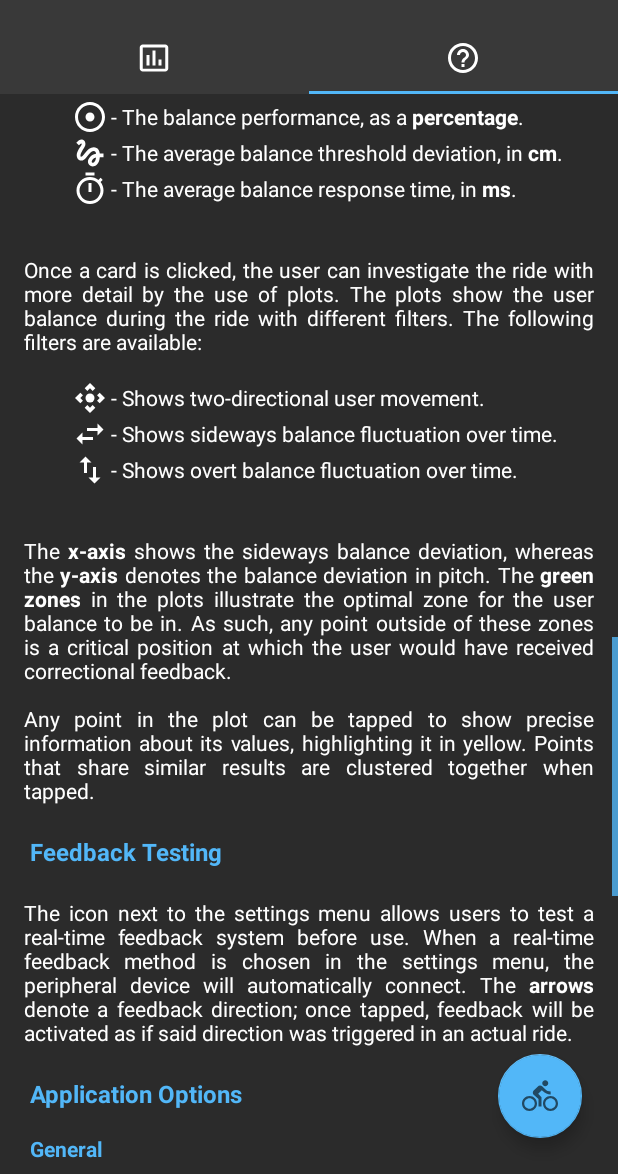
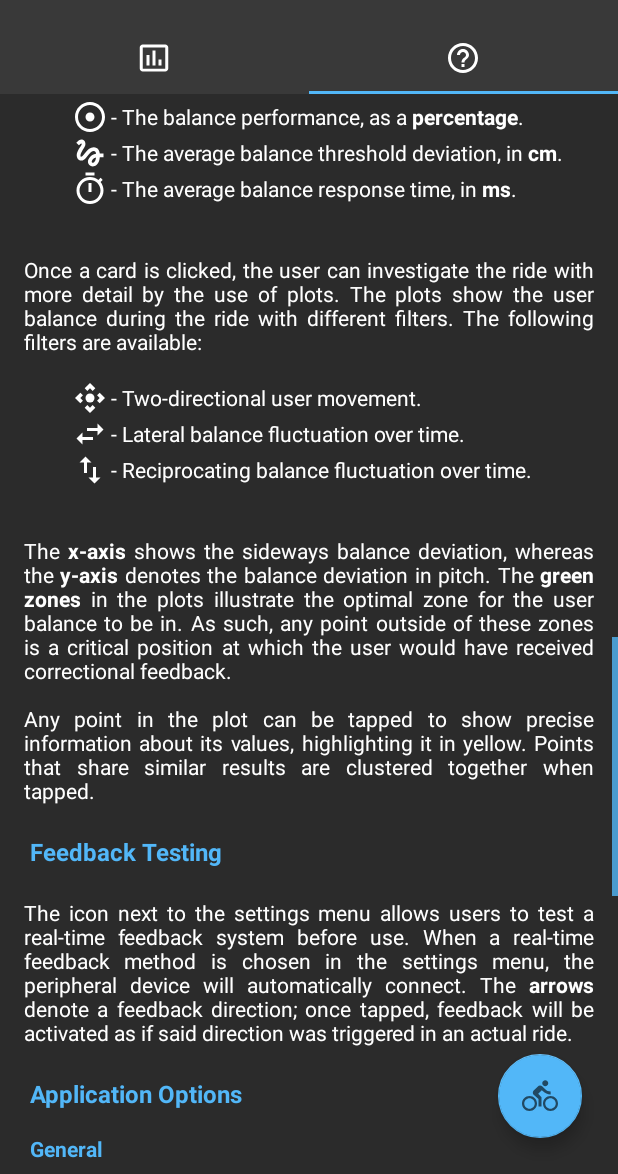
Before and after one commit to ETS-Android5/gmte-thesis, an Android app: the screen it shows after launch (MainActivity), tab 2 chosen, scrolled down 1512 dp, on a phone screen of 412 x 824 dp, the part 62-1236 px from its top. Run offline under Robolectric (Android 15) with nearby library versions, the phone set to English and light mode, and no system bars.

Commit message:
Small change in wording for sideways and back to front movement

```diff
--- a/MTBalance/app/src/main/res/values/strings.xml
+++ b/MTBalance/app/src/main/res/values/strings.xml
@@ -93,9 +93,9 @@
     <string name="xdir_icon">Xdir Icon</string>
     <string name="ydir_icon">Ydir Icon</string>
 
-    <string name="posthoc_bothdir_string">- Shows two-directional user movement.</string>
-    <string name="posthoc_xdir_string">- Shows sideways balance fluctuation over time.</string>
-    <string name="posthoc_ydir_string">- Shows overt balance fluctuation over time.</string>
+    <string name="posthoc_bothdir_string">- Two-directional user movement.</string>
+    <string name="posthoc_xdir_string">- Lateral balance fluctuation over time.</string>
+    <string name="posthoc_ydir_string">- Reciprocating balance fluctuation over time.</string>
 
     <string name="posthoc_end_string">
         \nThe <b>x-axis</b> shows the sideways balance deviation, whereas the <b>y-axis</b> denotes the
```
